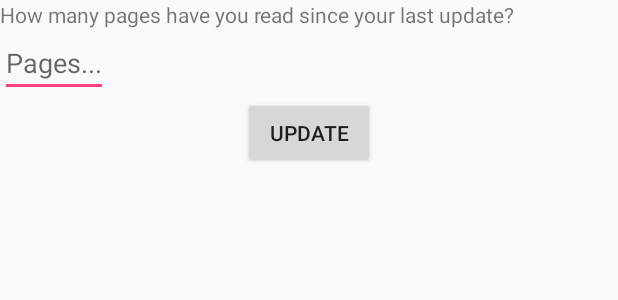
After one commit to CodingGuruInTraining/AndroidFinal, an Android app: the layout dialog_update.xml on its own in the app's theme, with its tools: preview values and no code run, on a phone screen of 412 x 824 dp. The commit adds this screen. Shown: the top 300 px of the screen. Run offline under Robolectric (Android 15) with nearby library versions, the phone set to English and light mode, and no system bars.

Commit message:
created dialog for updating pages and started implementing

```diff
--- a/app/src/main/java/com/mark/androidfinal/Book.java
+++ b/app/src/main/java/com/mark/androidfinal/Book.java
@@ -11,6 +11,7 @@ import java.util.Date;
  */
 
 public class Book implements Parcelable {
+    //TODO add an ID or KEY attribute for easier queries. Probably will need to destroy DB.
     // Attributes of Book objects.
     private String book_name;
     private String reader;
--- /dev/null
+++ b/app/src/main/res/layout/dialog_update.xml
@@ -0,0 +1,27 @@
+<?xml version="1.0" encoding="utf-8"?>
+<LinearLayout
+    xmlns:android="http://schemas.android.com/apk/res/android"
+    android:layout_width="match_parent"
+    android:layout_height="match_parent"
+    android:orientation="vertical">
+
+    <TextView
+        android:layout_width="match_parent"
+        android:layout_height="wrap_content"
+        android:id="@+id/dialog_update_label"
+        android:text="@string/dialog_update_text"/>
+
+    <EditText
+        android:layout_width="wrap_content"
+        android:layout_height="wrap_content"
+        android:id="@+id/dialog_update_edit"
+        android:inputType="number"
+        android:hint="@string/dialog_update_hint"/>
+
+    <Button
+        android:layout_width="wrap_content"
+        android:layout_height="wrap_content"
+        android:id="@+id/dialog_update_button"
+        android:text="@string/view_update_button"
+        android:layout_gravity="center"/>
+</LinearLayout>
--- a/app/src/main/res/layout/fragment_view_book.xml
+++ b/app/src/main/res/layout/fragment_view_book.xml
@@ -9,7 +9,8 @@
         android:id="@+id/view_book_name_text"
         android:layout_width="match_parent"
         android:layout_height="wrap_content"
-        android:textSize="40dp"/>
+        android:textSize="40dp"
+        android:gravity="center"/>
 
 
     <TextView
--- a/app/src/main/res/values/strings.xml
+++ b/app/src/main/res/values/strings.xml
@@ -17,4 +17,6 @@
     <string name="view_date_start_label">Start Date:</string>
     <string name="view_update_button">Update</string>
     <string name="view_cancel_button">Cancel</string>
+    <string name="dialog_update_text">How many pages have you read since your last update?</string>
+    <string name="dialog_update_hint">Pages...</string>
 </resources>
```
Also changed, not shown: app/src/main/java/com/mark/androidfinal/MainActivity.java (+33 -15 lines), app/src/main/java/com/mark/androidfinal/ViewBookFragment.java (+47 -1 lines).
